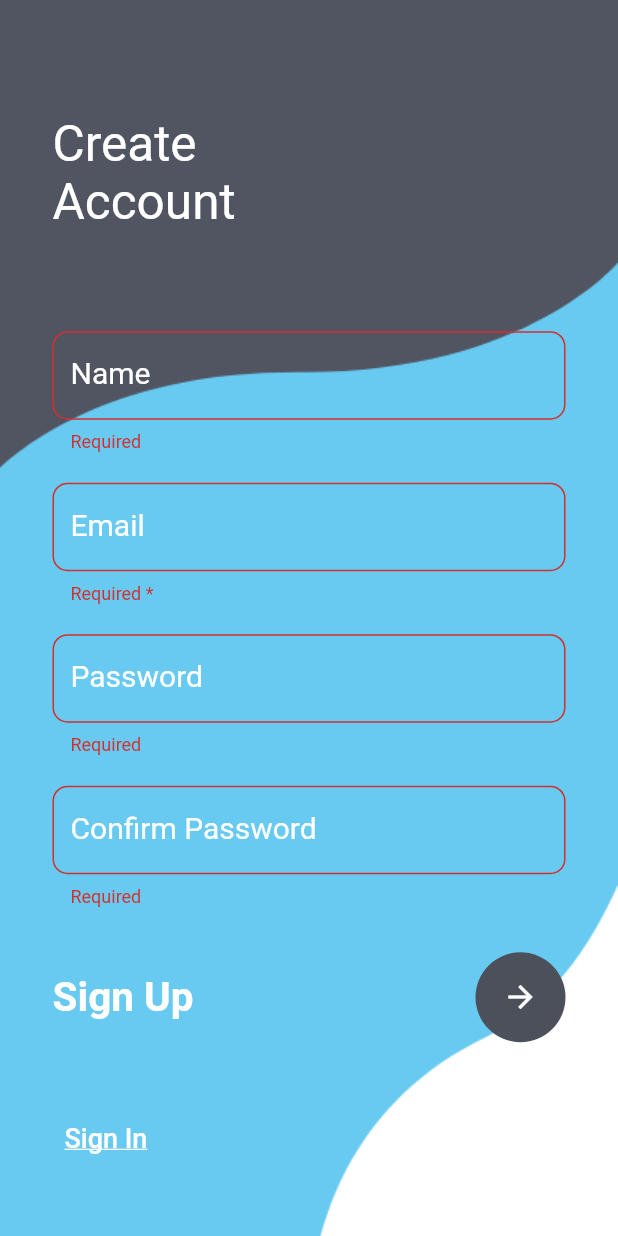
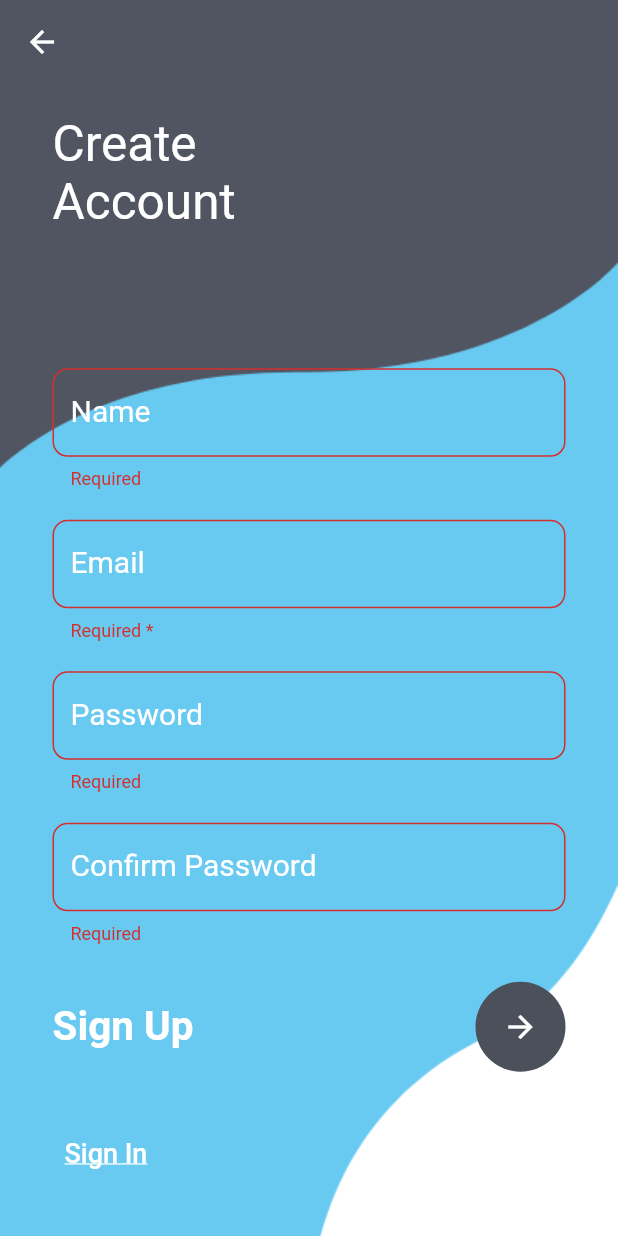
Before and after one commit to raj-610/hotelmanagement, a Flutter app: the screen it shows after launch, after a tap on "Sign In", on a phone screen of 412 x 824 dp. Run offline on Flutter 3.47's test engine with Material 2 defaults, Android fonts, the phone set to English and light mode, and no system bars; our stand-ins replace form_field_validator.

```diff
--- a/Project/Hotelmanagement/lib/main.dart
+++ b/Project/Hotelmanagement/lib/main.dart
@@ -1,9 +1,9 @@
 // ignore_for_file: unused_import, prefer_const_constructors
 
 import 'package:flutter/material.dart';
-// import 'package:hotelmanagement/pages/Login_page.dart';
+import 'package:hotelmanagement/pages/Login_page.dart';
 import 'package:hotelmanagement/pages/SignUp_Page.dart';
-import './pages/Login_page.dart';
+// import './pages/Login_page.dart';
 
 void main() {
   runApp(MyApp());
@@ -19,6 +19,10 @@ class MyApp extends StatelessWidget {
       title: 'Raj Restro',
       theme: ThemeData(),
       home: SignUp(),
+      routes: {
+      'register': (context) => SignUp(),
+      'login': (context) => MyLogin(),
+    },
     );
   }
 }
--- a/Project/Hotelmanagement/lib/pages/SignUp_Page.dart
+++ b/Project/Hotelmanagement/lib/pages/SignUp_Page.dart
@@ -1,8 +1,7 @@
-import 'dart:ui';
+// ignore_for_file: unnecessary_import, file_names, avoid_print, prefer_final_fields, prefer_const_constructors
 
 import 'package:flutter/material.dart';
 import 'package:form_field_validator/form_field_validator.dart';
-import 'package:hotelmanagement/widget/my_text_field.dart';
 
 class SignUp extends StatefulWidget {
   const SignUp({Key? key}) : super(key: key);
@@ -50,6 +49,7 @@ class _SignUpState extends State<SignUp> {
   @override
   Widget build(BuildContext context) {
     return Container(
+
       decoration: BoxDecoration(
         image: DecorationImage(
             image: AssetImage('assets/register.png'), fit: BoxFit.cover),
@@ -63,7 +63,6 @@ class _SignUpState extends State<SignUp> {
         body: SingleChildScrollView(
           child: Form(
             autovalidateMode: AutovalidateMode.always,
-            child: Container(
             child: Column(
               children: [
                 Stack(
@@ -78,7 +77,7 @@ class _SignUpState extends State<SignUp> {
                     ),
                     Container(
                       padding: EdgeInsets.only(
-                            top: MediaQuery.of(context).size.height * 0.20),
+                          top: MediaQuery.of(context).size.height * 0.23),
                       child: Column(
                         crossAxisAlignment: CrossAxisAlignment.start,
                         children: [
@@ -149,7 +148,7 @@ class _SignUpState extends State<SignUp> {
                                   validator: validatepass,
                                 ),
                                 SizedBox(
-                                    height: 30,
+                                  height: 25,
                                 ),
                                 Row(
                                   mainAxisAlignment:
@@ -175,7 +174,7 @@ class _SignUpState extends State<SignUp> {
                                   ],
                                 ),
                                 SizedBox(
-                                    height: 40,
+                                  height: 30,
                                 ),
                                 Row(
                                   mainAxisAlignment:
@@ -183,7 +182,7 @@ class _SignUpState extends State<SignUp> {
                                   children: [
                                     TextButton(
                                       onPressed: () {
-                                          Navigator.pushNamed(context, 'login');
+                                        Navigator.pushNamed(context, 'register');
                                       },
                                       child: Text(
                                         'Sign In',
@@ -211,7 +210,6 @@ class _SignUpState extends State<SignUp> {
           ),
         ),
       ),
-      ),
     );
   }
 }
--- a/Project/Hotelmanagement/lib/widget/my_text_field.dart
+++ b/Project/Hotelmanagement/lib/widget/my_text_field.dart
@@ -1,3 +1,5 @@
+// ignore_for_file: prefer_const_constructors_in_immutables, prefer_const_constructors
+
 import 'package:flutter/material.dart';
 
 class MyTextField extends StatelessWidget {
@@ -7,7 +9,7 @@ class MyTextField extends StatelessWidget {
   MyTextField(
       {Key? key,
       @required this.hintText,
-      @required this.obscureText = false,
+      this.obscureText = false,
       required this.controller})
       : super(key: key);
 
```
Also changed, not shown: Project/Hotelmanagement/lib/pages/Login_page.dart (+2 -79 lines), Project/Hotelmanagement/lib/pages/Welcome_page.dart (+4 -4 lines), 1 other file. Lines whose indentation alone changed are shown as unchanged.
